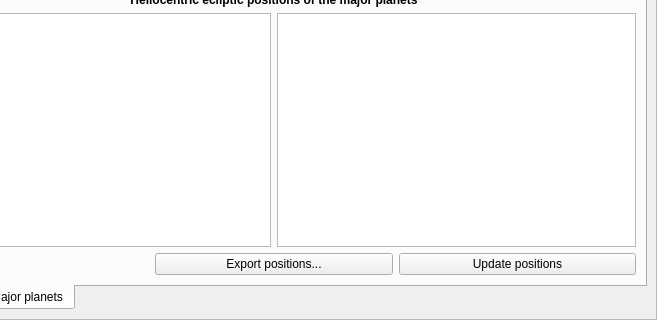
Before: the Qt Designer form src/gui/astroCalcDialog.ui in Stellarium/stellarium, drawn with Qt 5; both pictures show x 109 to 766 and y 127 to 447 of the 766 by 447 pixel window.
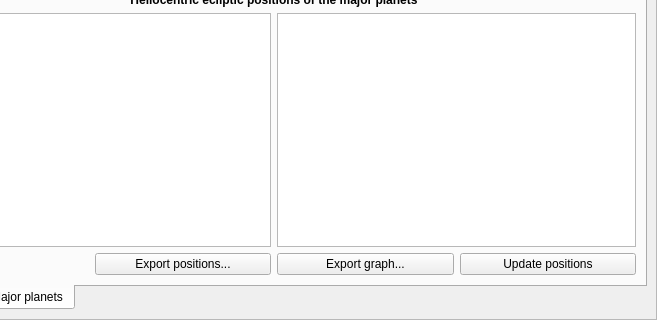
After: the same form once the commit is applied. The open tabs and pages were chosen to show the change. Icons and pictures are not drawn. Custom widgets are drawn as their Qt base class.

Commit message: Cosmetic fixes for AstroCalc

The edit to the form file:
```diff
--- a/src/gui/astroCalcDialog.ui
+++ b/src/gui/astroCalcDialog.ui
@@ -531,6 +531,13 @@
                   </property>
                  </widget>
                 </item>
+                <item>
+                 <widget class="QPushButton" name="hecPositionsExportButton">
+                  <property name="text">
+                   <string>Export graph...</string>
+                  </property>
+                 </widget>
+                </item>
                 <item>
                  <widget class="QPushButton" name="hecPositionsUpdateButton">
                   <property name="text">
```
Left out of the diff: 2 changed lines with no effect on the pictures. The commit also changes 3 other files.
